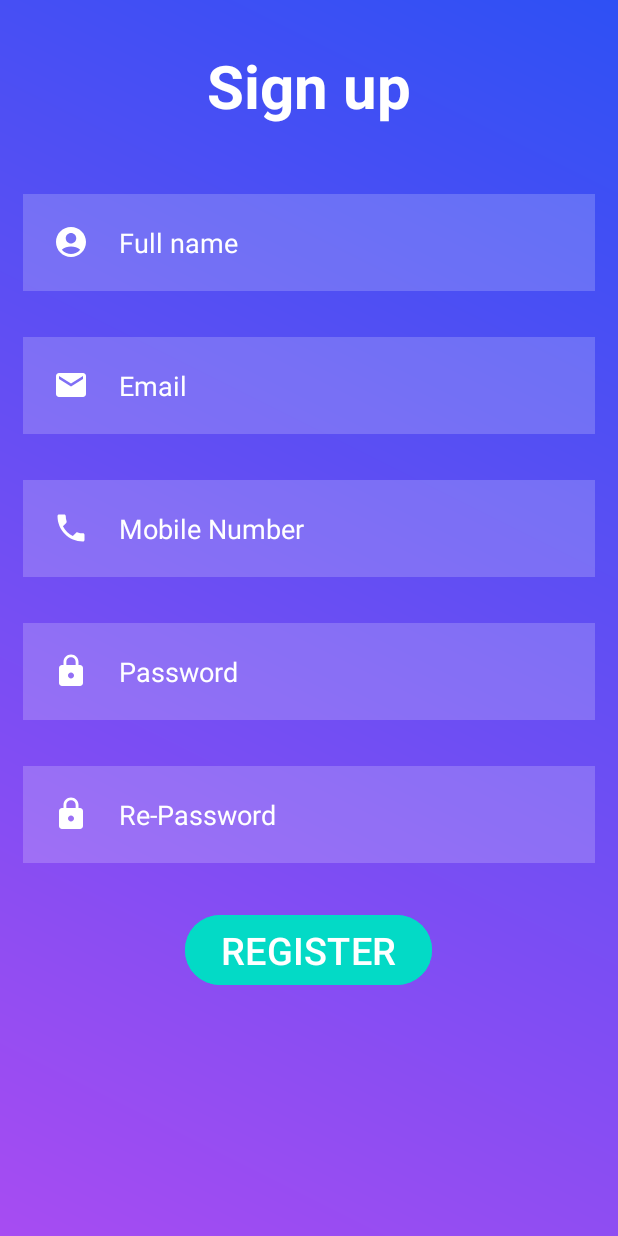
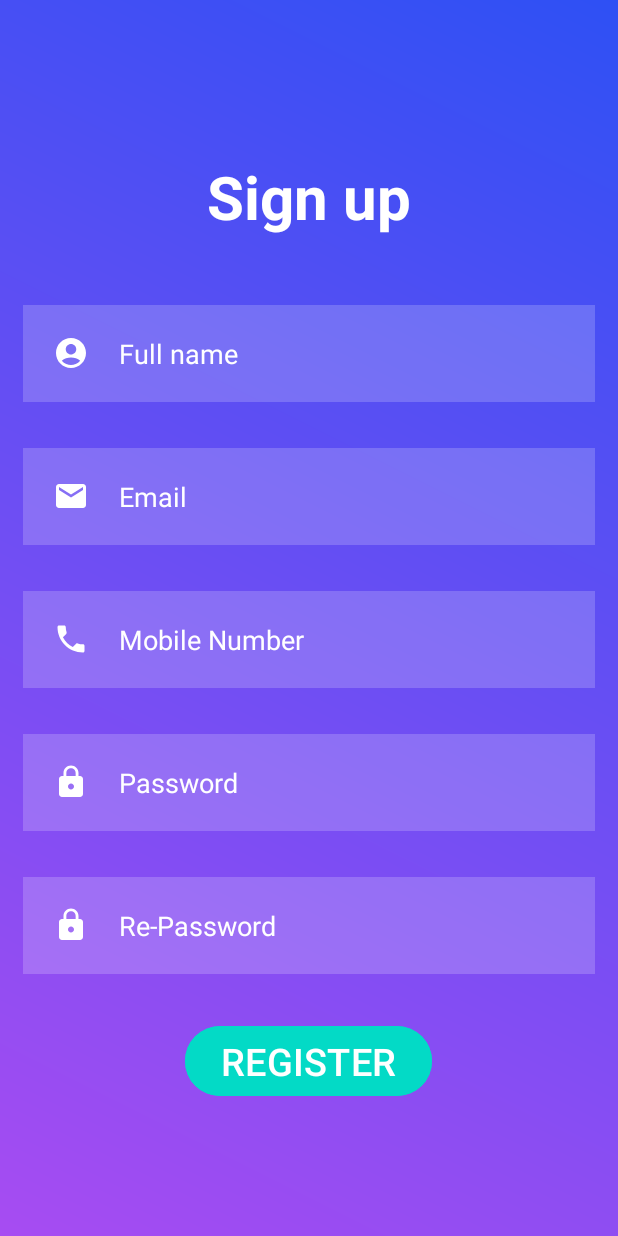
Before and after one commit to mini-projectss/Inventoryapp, an Android app: the signup_activity screen opened directly, with no data from a screen before it, on a phone screen of 412 x 824 dp. Run offline under Robolectric (Android 15) with nearby library versions, the phone set to English and light mode, and no system bars.

Commit message:
update 1.1

```diff
--- a/app/src/main/res/layout/activity_signup.xml
+++ b/app/src/main/res/layout/activity_signup.xml
@@ -1,21 +1,26 @@
-<RelativeLayout xmlns:android="http://schemas.android.com/apk/res/android"
+<?xml version="1.0" encoding="utf-8"?>
+<LinearLayout xmlns:android="http://schemas.android.com/apk/res/android"
     xmlns:app="http://schemas.android.com/apk/res-auto"
     xmlns:tools="http://schemas.android.com/tools"
+    android:id="@+id/main"
     android:layout_width="match_parent"
     android:layout_height="match_parent"
     android:background="@drawable/background_gradient"
-    tools:context=".MainActivity">
+    android:gravity="center"
+    android:orientation="vertical"
+    android:padding="16dp"
+    tools:context=".signup_activity">
 
     <TextView
+        android:id="@+id/signuptitle"
         android:layout_width="match_parent"
         android:layout_height="wrap_content"
-        android:id="@+id/signuptitle"
+        android:layout_margin="30dp"
+        android:gravity="center"
         android:text="Sign up"
+        android:textColor="@color/white"
         android:textSize="40dp"
-        android:textStyle="bold"
-        android:textColor="@color/white"
-        android:gravity="center"
-        android:layout_margin="30dp" />
+        android:textStyle="bold" />
 
     <EditText
         android:id="@+id/username"
@@ -95,15 +100,15 @@
 
 
     <com.google.android.material.button.MaterialButton
+        android:id="@+id/signupbtn"
         android:layout_width="wrap_content"
         android:layout_height="wrap_content"
-        android:id="@+id/signupbtn"
-        android:text="REGISTER"
-        android:textSize="25dp"
         android:layout_below="@id/repassword"
         android:layout_centerHorizontal="true"
+        android:layout_margin="15dp"
         android:backgroundTint="@color/design_default_color_secondary"
-        android:layout_margin="15dp" />
+        android:text="REGISTER"
+        android:textSize="25dp" />
 
 
-</RelativeLayout>
+</LinearLayout>
```
